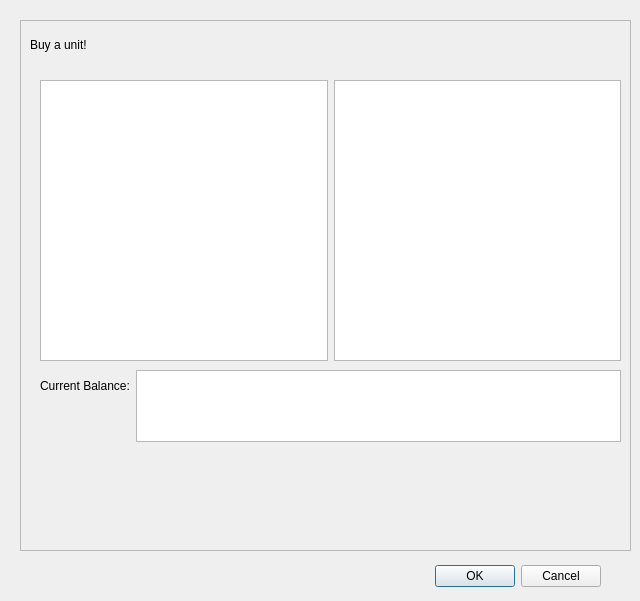
The window that Hexagon/headquarter.ui (holgerbuening/Hexagon) describes before a commit, drawn with Qt 5.
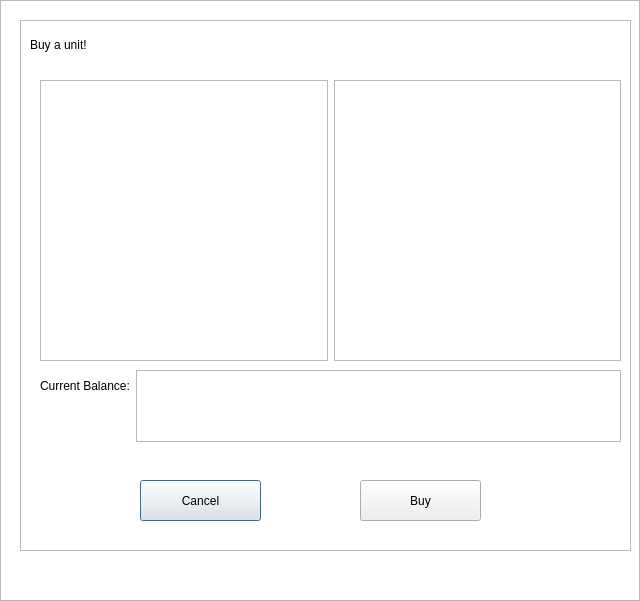
The same window after the commit.

Commit message: issue #61: Refactor HeadquarterDialog and CombatDialog, add styles for UI elements, and integrate new background images

What changed in the file:
```diff
--- a/Hexagon/headquarter.ui
+++ b/Hexagon/headquarter.ui
@@ -13,22 +13,6 @@
   <property name="windowTitle">
    <string>Headquarter</string>
   </property>
-  <widget class="QDialogButtonBox" name="buttonBox">
-   <property name="geometry">
-    <rect>
-     <x>-20</x>
-     <y>560</y>
-     <width>621</width>
-     <height>32</height>
-    </rect>
-   </property>
-   <property name="orientation">
-    <enum>Qt::Orientation::Horizontal</enum>
-   </property>
-   <property name="standardButtons">
-    <set>QDialogButtonBox::StandardButton::Cancel|QDialogButtonBox::StandardButton::Ok</set>
-   </property>
-  </widget>
   <widget class="QFrame" name="frame">
    <property name="geometry">
     <rect>
@@ -97,7 +81,51 @@
      </item>
     </layout>
    </widget>
+   <widget class="QPushButton" name="pushButtonCancel">
+    <property name="geometry">
+     <rect>
+      <x>120</x>
+      <y>460</y>
+      <width>121</width>
+      <height>41</height>
+     </rect>
+    </property>
+    <property name="text">
+     <string>Cancel</string>
+    </property>
+   </widget>
+   <widget class="QPushButton" name="pushButtonBuy">
+    <property name="geometry">
+     <rect>
+      <x>340</x>
+      <y>460</y>
+      <width>121</width>
+      <height>41</height>
+     </rect>
+    </property>
+    <property name="text">
+     <string>Buy</string>
+    </property>
+   </widget>
   </widget>
+  <widget class="QGraphicsView" name="graphicsViewBackground">
+   <property name="geometry">
+    <rect>
+     <x>0</x>
+     <y>0</y>
+     <width>640</width>
+     <height>601</height>
+    </rect>
+   </property>
+   <property name="verticalScrollBarPolicy">
+    <enum>Qt::ScrollBarPolicy::ScrollBarAlwaysOff</enum>
+   </property>
+   <property name="horizontalScrollBarPolicy">
+    <enum>Qt::ScrollBarPolicy::ScrollBarAlwaysOff</enum>
+   </property>
+  </widget>
+  <zorder>graphicsViewBackground</zorder>
+  <zorder>frame</zorder>
  </widget>
  <resources/>
  <connections>
```
Left out of the diff: 35 changed lines with no effect on the pictures. The commit also changes 8 other files.
